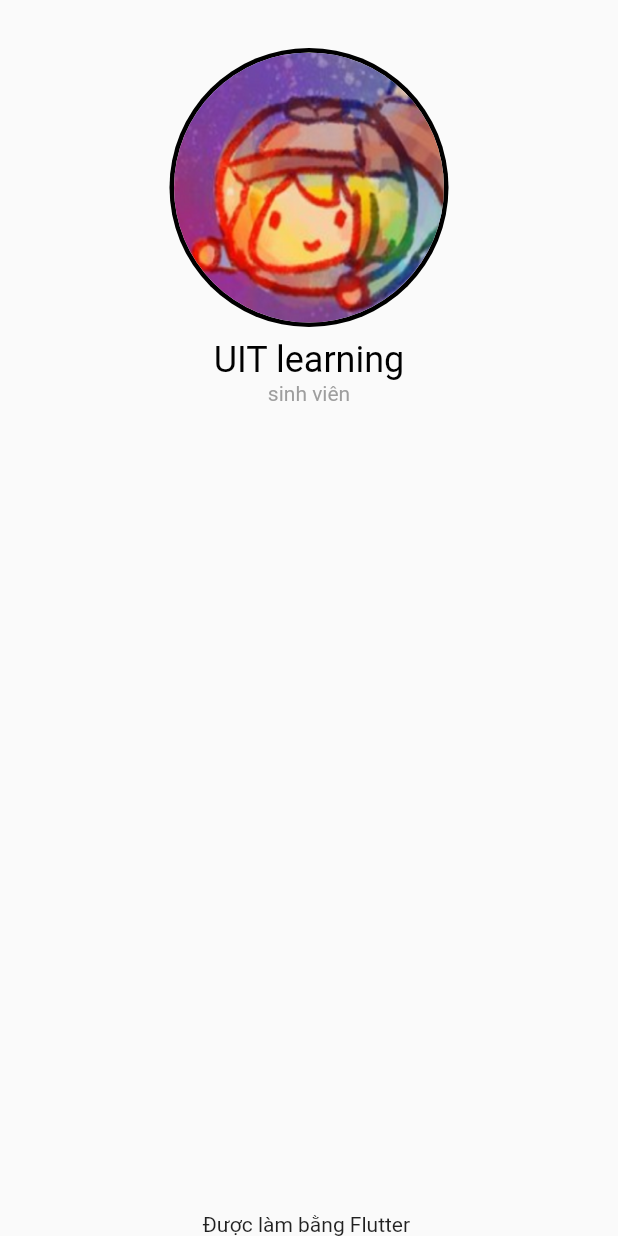
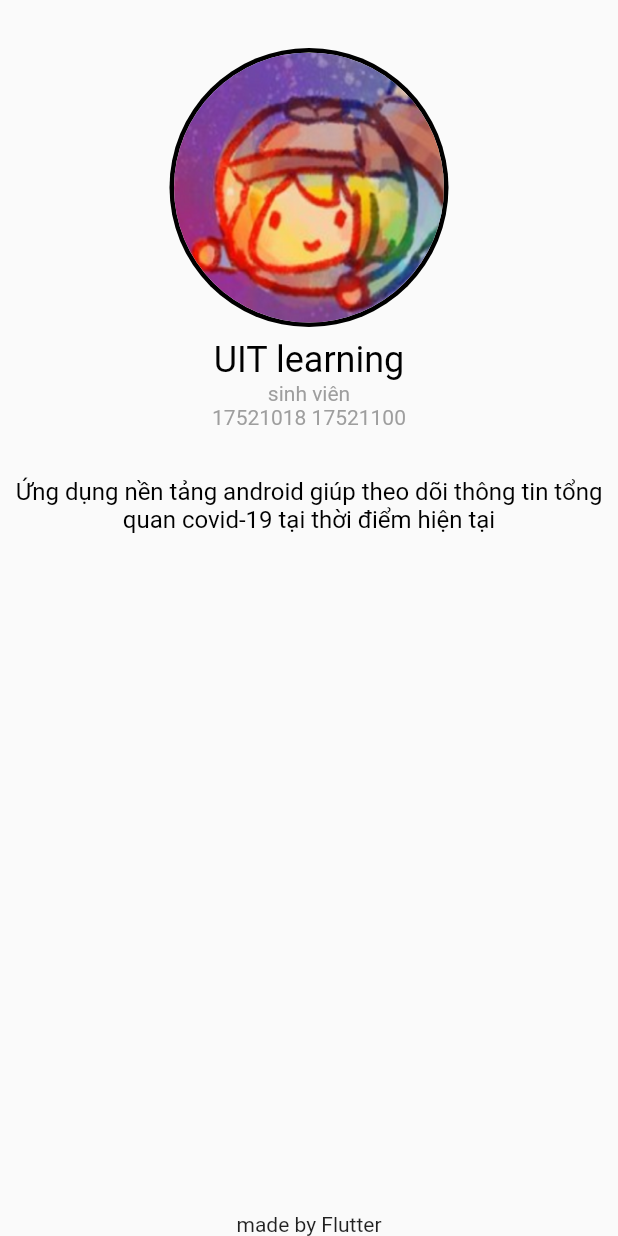
Before and after one commit to thogtq/flutter_UIT_covid_tracker, a Flutter app: the PersonalInfoScreen screen opened directly, on a phone screen of 412 x 824 dp. Run offline on Flutter 3.47's test engine with Material 2 defaults, Android fonts, the phone set to English and light mode, and no system bars; our stand-ins replace progress_indicators, shared_preferences; accounts and stored records are empty; network calls fail.

Commit message:
update UI

```diff
--- a/lib/views/home_master.dart
+++ b/lib/views/home_master.dart
@@ -30,7 +30,7 @@ class _HomePageMasterState extends State<HomePageMaster> {
           style: TextStyle(color: Theme.of(context).accentColor),
         ),
         leading: IconButton(
-          icon: Icon(Icons.wb_incandescent),
+          icon: Icon(Icons.menu),
           color: Theme.of(context).accentColor,
           onPressed: () {
             setState(() {
@@ -76,7 +76,7 @@ class _HomePageMasterState extends State<HomePageMaster> {
                     color: Theme.of(context).accentColor,
                   ),
                   label: Text(
-                    'Thế giới',
+                    'Home',
                     style: TextStyle(
                       color: Theme.of(context).accentColor,
                     ),
--- a/lib/views/personal_info.dart
+++ b/lib/views/personal_info.dart
@@ -34,9 +34,16 @@ class PersonalInfoScreen extends StatelessWidget {
                         textAlign: TextAlign.center,
                       ),
                     ),
-                    Text('sinh viên',
+                    Text('sinh viên \n'
+                        '17521018 17521100 \n\n',
                         style: TextStyle(color: Colors.grey),
                         textAlign: TextAlign.center),
+                    Text('Ứng dụng nền tảng android giúp theo dõi thông tin tổng quan covid-19 tại thời điểm hiện tại',
+                        style: Theme.of(context)
+                            .textTheme
+                            .subtitle1
+                            .copyWith(color: Theme.of(context).accentColor),
+                        textAlign: TextAlign.center)
                   ],
                 ),
               ),
@@ -46,7 +53,7 @@ class PersonalInfoScreen extends StatelessWidget {
                 children: <Widget>[
                   Row(
                     mainAxisAlignment: MainAxisAlignment.center,
-                    children: <Widget>[Text('Được làm bằng Flutter ')],
+                    children: <Widget>[Text('made by Flutter')],
                   ),
                 ],
               ),
```
